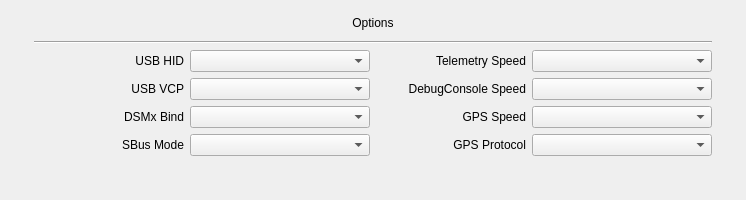
The window that ground/gcs/src/plugins/config/commonhwsettingswidget.ui (librepilot/LibrePilot) describes before a commit, drawn with Qt 5.
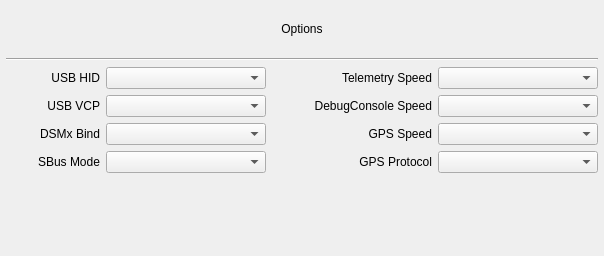
The same window after the commit.

Commit message: LP-559 Reduce left margin and total width in commonHwSettingsWidget

The edit to the form file:
```diff
--- a/ground/gcs/src/plugins/config/commonhwsettingswidget.ui
+++ b/ground/gcs/src/plugins/config/commonhwsettingswidget.ui
@@ -6,179 +6,67 @@
    <rect>
     <x>0</x>
     <y>0</y>
-    <width>746</width>
-    <height>200</height>
+    <width>604</width>
+    <height>256</height>
    </rect>
   </property>
   <layout class="QGridLayout" name="gridLayout_10">
-   <item row="4" column="0">
-    <spacer name="horizontalSpacer_10">
+   <property name="leftMargin">
+    <number>6</number>
+   </property>
+   <property name="topMargin">
+    <number>6</number>
+   </property>
+   <property name="rightMargin">
+    <number>6</number>
+   </property>
+   <property name="bottomMargin">
+    <number>6</number>
+   </property>
+   <item row="2" column="0" colspan="4">
+    <widget class="Line" name="line">
      <property name="orientation">
       <enum>Qt::Horizontal</enum>
      </property>
-     <property name="sizeHint" stdset="0">
-      <size>
-       <width>40</width>
-       <height>20</height>
-      </size>
-     </property>
-    </spacer>
+    </widget>
    </item>
-   <item row="2" column="3" rowspan="5" colspan="2">
-    <layout class="QGridLayout" name="gridLayout_2">
-     <property name="verticalSpacing">
-      <number>-1</number>
-     </property>
-     <item row="4" column="1">
-      <widget class="QComboBox" name="cbTelemetrySpeed">
-       <property name="enabled">
-        <bool>true</bool>
-       </property>
-       <property name="frame">
-        <bool>true</bool>
-       </property>
-      </widget>
-     </item>
-     <item row="4" column="0">
-      <widget class="QLabel" name="lbTelemetrySpeed">
-       <property name="sizePolicy">
-        <sizepolicy hsizetype="Preferred" vsizetype="Fixed">
-         <horstretch>0</horstretch>
-         <verstretch>0</verstretch>
-        </sizepolicy>
-       </property>
-       <property name="text">
-        <string>Telemetry Speed</string>
-       </property>
-       <property name="alignment">
-        <set>Qt::AlignRight|Qt::AlignTrailing|Qt::AlignVCenter</set>
-       </property>
-      </widget>
-     </item>
-     <item row="6" column="1">
-      <widget class="QComboBox" name="cbGPSSpeed">
-       <property name="enabled">
-        <bool>true</bool>
-       </property>
-      </widget>
-     </item>
-     <item row="9" column="0" colspan="2">
-      <spacer name="verticalSpacer_2">
-       <property name="orientation">
-        <enum>Qt::Vertical</enum>
-       </property>
-       <property name="sizeType">
-        <enum>QSizePolicy::MinimumExpanding</enum>
-       </property>
-       <property name="sizeHint" stdset="0">
-        <size>
-         <width>250</width>
-         <height>1</height>
-        </size>
-       </property>
-      </spacer>
-     </item>
-     <item row="5" column="1">
-      <widget class="QComboBox" name="cbDebugConsoleSpeed">
-       <property name="enabled">
-        <bool>true</bool>
-       </property>
-      </widget>
-     </item>
-     <item row="5" column="0">
-      <widget class="QLabel" name="lbDebugConsoleSpeed">
-       <property name="sizePolicy">
-        <sizepolicy hsizetype="Preferred" vsizetype="Fixed">
-         <horstretch>0</horstretch>
-         <verstretch>0</verstretch>
-        </sizepolicy>
-       </property>
-       <property name="text">
-        <string>DebugConsole Speed</string>
-       </property>
-       <property name="alignment">
-        <set>Qt::AlignRight|Qt::AlignTrailing|Qt::AlignVCenter</set>
-       </property>
-      </widget>
-     </item>
-     <item row="6" column="0">
-      <widget class="QLabel" name="lbGPSSpeed">
-       <property name="sizePolicy">
-        <sizepolicy hsizetype="Preferred" vsizetype="Fixed">
-         <horstretch>0</horstretch>
-         <verstretch>0</verstretch>
-        </sizepolicy>
-       </property>
-       <property name="text">
-        <string>GPS Speed</string>
-       </property>
-       <property name="alignment">
-        <set>Qt::AlignRight|Qt::AlignTrailing|Qt::AlignVCenter</set>
-       </property>
-      </widget>
-     </item>
-     <item row="7" column="0">
-      <widget class="QLabel" name="lbGPSProtocol">
-       <property name="sizePolicy">
-        <sizepolicy hsizetype="Preferred" vsizetype="Fixed">
-         <horstretch>0</horstretch>
-         <verstretch>0</verstretch>
-        </sizepolicy>
-       </property>
-       <property name="text">
-        <string>GPS Protocol</string>
-       </property>
-       <property name="alignment">
-        <set>Qt::AlignRight|Qt::AlignTrailing|Qt::AlignVCenter</set>
-       </property>
-      </widget>
-     </item>
-     <item row="7" column="1">
-      <widget class="QComboBox" name="cbGPSProtocol">
-       <property name="enabled">
-        <bool>true</bool>
-       </property>
-      </widget>
-     </item>
-     <item row="8" column="0">
-      <spacer name="horizontalSpacer_3">
-       <property name="orientation">
-        <enum>Qt::Horizontal</enum>
-       </property>
-       <property name="sizeType">
-        <enum>QSizePolicy::Minimum</enum>
-       </property>
-       <property name="sizeHint" stdset="0">
-        <size>
-         <width>150</width>
-         <height>1</height>
-        </size>
-       </property>
-      </spacer>
-     </item>
-     <item row="8" column="1">
-      <spacer name="horizontalSpacer_4">
-       <property name="orientation">
-        <enum>Qt::Horizontal</enum>
-       </property>
-       <property name="sizeType">
-        <enum>QSizePolicy::Minimum</enum>
-       </property>
-       <property name="sizeHint" stdset="0">
-        <size>
-         <width>180</width>
-         <height>1</height>
-        </size>
-       </property>
-      </spacer>
-     </item>
-    </layout>
-   </item>
-   <item row="2" column="1" rowspan="5" colspan="2">
+   <item row="3" column="0" rowspan="4" colspan="2">
     <layout class="QGridLayout" name="gridLayout_3">
      <property name="verticalSpacing">
-      <number>-1</number>
+      <number>6</number>
      </property>
+     <item row="1" column="0">
+      <widget class="QLabel" name="lbUSBVCP">
+       <property name="sizePolicy">
+        <sizepolicy hsizetype="Preferred" vsizetype="Fixed">
+         <horstretch>0</horstretch>
+         <verstretch>0</verstretch>
+        </sizepolicy>
+       </property>
+       <property name="text">
+        <string>USB VCP</string>
+       </property>
+       <property name="alignment">
+        <set>Qt::AlignRight|Qt::AlignTrailing|Qt::AlignVCenter</set>
+       </property>
+      </widget>
+     </item>
+     <item row="4" column="1">
+      <spacer name="horizontalSpacer">
+       <property name="orientation">
+        <enum>Qt::Horizontal</enum>
+       </property>
+       <property name="sizeType">
+        <enum>QSizePolicy::Minimum</enum>
+       </property>
+       <property name="sizeHint" stdset="0">
+        <size>
+         <width>160</width>
+         <height>3</height>
+        </size>
+       </property>
+      </spacer>
+     </item>
      <item row="0" column="0">
       <widget class="QLabel" name="lbUSBHID">
        <property name="sizePolicy">
@@ -195,8 +83,8 @@
        </property>
       </widget>
      </item>
-     <item row="1" column="1">
-      <widget class="QComboBox" name="cbUSBVCP">
+     <item row="2" column="1">
+      <widget class="QComboBox" name="cbDSMxBind">
        <property name="enabled">
         <bool>true</bool>
        </property>
@@ -209,8 +97,24 @@
        </property>
       </widget>
      </item>
-     <item row="0" column="1">
-      <widget class="QComboBox" name="cbUSBHID">
+     <item row="4" column="0">
+      <spacer name="horizontalSpacer_3">
+       <property name="orientation">
+        <enum>Qt::Horizontal</enum>
+       </property>
+       <property name="sizeType">
+        <enum>QSizePolicy::Minimum</enum>
+       </property>
+       <property name="sizeHint" stdset="0">
+        <size>
+         <width>90</width>
+         <height>3</height>
+        </size>
+       </property>
+      </spacer>
+     </item>
+     <item row="1" column="1">
+      <widget class="QComboBox" name="cbUSBVCP">
        <property name="enabled">
         <bool>true</bool>
        </property>
@@ -232,22 +136,6 @@
        </property>
       </widget>
      </item>
-     <item row="1" column="0">
-      <widget class="QLabel" name="lbUSBVCP">
-       <property name="sizePolicy">
-        <sizepolicy hsizetype="Preferred" vsizetype="Fixed">
-         <horstretch>0</horstretch>
-         <verstretch>0</verstretch>
-        </sizepolicy>
-       </property>
-       <property name="text">
-        <string>USB VCP</string>
-       </property>
-       <property name="alignment">
-        <set>Qt::AlignRight|Qt::AlignTrailing|Qt::AlignVCenter</set>
-       </property>
-      </widget>
-     </item>
      <item row="3" column="0">
       <widget class="QLabel" name="lbSBUSMode">
        <property name="sizePolicy">
@@ -264,31 +152,103 @@
        </property>
       </widget>
      </item>
-     <item row="2" column="1">
-      <widget class="QComboBox" name="cbDSMxBind">
+     <item row="0" column="1">
+      <widget class="QComboBox" name="cbUSBHID">
        <property name="enabled">
         <bool>true</bool>
        </property>
       </widget>
      </item>
      <item row="5" column="0" colspan="2">
+      <spacer name="horizontalSpacer_5">
+       <property name="orientation">
+        <enum>Qt::Horizontal</enum>
+       </property>
+       <property name="sizeType">
+        <enum>QSizePolicy::MinimumExpanding</enum>
+       </property>
+       <property name="sizeHint" stdset="0">
+        <size>
+         <width>40</width>
+         <height>3</height>
+        </size>
+       </property>
+      </spacer>
+     </item>
+     <item row="6" column="0" colspan="2">
       <spacer name="verticalSpacer">
        <property name="orientation">
         <enum>Qt::Vertical</enum>
        </property>
-       <property name="sizeType">
-        <enum>QSizePolicy::MinimumExpanding</enum>
-       </property>
        <property name="sizeHint" stdset="0">
         <size>
-         <width>250</width>
-         <height>1</height>
+         <width>20</width>
+         <height>0</height>
         </size>
        </property>
       </spacer>
+     </item>
+    </layout>
+   </item>
+   <item row="3" column="2" rowspan="4" colspan="2">
+    <layout class="QGridLayout" name="gridLayout_2">
+     <property name="topMargin">
+      <number>0</number>
+     </property>
+     <property name="verticalSpacing">
+      <number>6</number>
+     </property>
+     <item row="2" column="0">
+      <widget class="QLabel" name="lbGPSSpeed">
+       <property name="sizePolicy">
+        <sizepolicy hsizetype="Preferred" vsizetype="Fixed">
+         <horstretch>0</horstretch>
+         <verstretch>0</verstretch>
+        </sizepolicy>
+       </property>
+       <property name="text">
+        <string>GPS Speed</string>
+       </property>
+       <property name="alignment">
+        <set>Qt::AlignRight|Qt::AlignTrailing|Qt::AlignVCenter</set>
+       </property>
+      </widget>
+     </item>
+     <item row="0" column="1">
+      <widget class="QComboBox" name="cbTelemetrySpeed">
+       <property name="enabled">
+        <bool>true</bool>
+       </property>
+       <property name="frame">
+        <bool>true</bool>
+       </property>
+      </widget>
+     </item>
+     <item row="0" column="0">
+      <widget class="QLabel" name="lbTelemetrySpeed">
+       <property name="sizePolicy">
+        <sizepolicy hsizetype="Preferred" vsizetype="Fixed">
+         <horstretch>0</horstretch>
+         <verstretch>0</verstretch>
+        </sizepolicy>
+       </property>
+       <property name="text">
+        <string>Telemetry Speed</string>
+       </property>
+       <property name="alignment">
+        <set>Qt::AlignRight|Qt::AlignTrailing|Qt::AlignVCenter</set>
+       </property>
+      </widget>
+     </item>
+     <item row="1" column="1">
+      <widget class="QComboBox" name="cbDebugConsoleSpeed">
+       <property name="enabled">
+        <bool>true</bool>
+       </property>
+      </widget>
      </item>
      <item row="4" column="0">
-      <spacer name="horizontalSpacer">
+      <spacer name="horizontalSpacer_4">
        <property name="orientation">
         <enum>Qt::Horizontal</enum>
        </property>
@@ -297,12 +257,42 @@
        </property>
        <property name="sizeHint" stdset="0">
         <size>
-         <width>150</width>
-         <height>1</height>
+         <width>160</width>
+         <height>3</height>
         </size>
        </property>
       </spacer>
      </item>
+     <item row="3" column="1">
+      <widget class="QComboBox" name="cbGPSProtocol">
+       <property name="enabled">
+        <bool>true</bool>
+       </property>
+      </widget>
+     </item>
+     <item row="1" column="0">
+      <widget class="QLabel" name="lbDebugConsoleSpeed">
+       <property name="sizePolicy">
+        <sizepolicy hsizetype="Preferred" vsizetype="Fixed">
+         <horstretch>0</horstretch>
+         <verstretch>0</verstretch>
+        </sizepolicy>
+       </property>
+       <property name="text">
+        <string>DebugConsole Speed</string>
+       </property>
+       <property name="alignment">
+        <set>Qt::AlignRight|Qt::AlignTrailing|Qt::AlignVCenter</set>
+       </property>
+      </widget>
+     </item>
+     <item row="2" column="1">
+      <widget class="QComboBox" name="cbGPSSpeed">
+       <property name="enabled">
+        <bool>true</bool>
+       </property>
+      </widget>
+     </item>
      <item row="4" column="1">
       <spacer name="horizontalSpacer_2">
        <property name="orientation">
@@ -313,36 +303,73 @@
        </property>
        <property name="sizeHint" stdset="0">
         <size>
-         <width>180</width>
-         <height>1</height>
+         <width>160</width>
+         <height>3</height>
+        </size>
+       </property>
+      </spacer>
+     </item>
+     <item row="3" column="0">
+      <widget class="QLabel" name="lbGPSProtocol">
+       <property name="sizePolicy">
+        <sizepolicy hsizetype="Preferred" vsizetype="Fixed">
+         <horstretch>0</horstretch>
+         <verstretch>0</verstretch>
+        </sizepolicy>
+       </property>
+       <property name="text">
+        <string>GPS Protocol</string>
+       </property>
+       <property name="alignment">
+        <set>Qt::AlignRight|Qt::AlignTrailing|Qt::AlignVCenter</set>
+       </property>
+      </widget>
+     </item>
+     <item row="5" column="0" colspan="2">
+      <spacer name="horizontalSpacer_6">
+       <property name="orientation">
+        <enum>Qt::Horizontal</enum>
+       </property>
+       <property name="sizeType">
+        <enum>QSizePolicy::MinimumExpanding</enum>
+       </property>
+       <property name="sizeHint" stdset="0">
+        <size>
+         <width>40</width>
+         <height>3</height>
+        </size>
+       </property>
+      </spacer>
+     </item>
+     <item row="6" column="0" colspan="2">
+      <spacer name="verticalSpacer_2">
+       <property name="orientation">
+        <enum>Qt::Vertical</enum>
+       </property>
+       <property name="sizeHint" stdset="0">
+        <size>
+         <width>20</width>
+         <height>0</height>
         </size>
        </property>
       </spacer>
      </item>
     </layout>
    </item>
-   <item row="4" column="5">
-    <spacer name="horizontalSpacer_11">
-     <property name="orientation">
-      <enum>Qt::Horizontal</enum>
-     </property>
-     <property name="sizeHint" stdset="0">
-      <size>
-       <width>40</width>
-       <height>20</height>
-      </size>
-     </property>
-    </spacer>
-   </item>
-   <item row="1" column="1" colspan="4">
-    <widget class="Line" name="line">
-     <property name="orientation">
-      <enum>Qt::Horizontal</enum>
-     </property>
-    </widget>
-   </item>
-   <item row="0" column="1" colspan="4">
+   <item row="0" column="0" colspan="4">
     <widget class="QLabel" name="label">
+     <property name="sizePolicy">
+      <sizepolicy hsizetype="Preferred" vsizetype="Preferred">
+       <horstretch>0</horstretch>
+       <verstretch>0</verstretch>
+      </sizepolicy>
+     </property>
+     <property name="minimumSize">
+      <size>
+       <width>0</width>
+       <height>0</height>
+      </size>
+     </property>
      <property name="text">
       <string>Options</string>
      </property>
```
